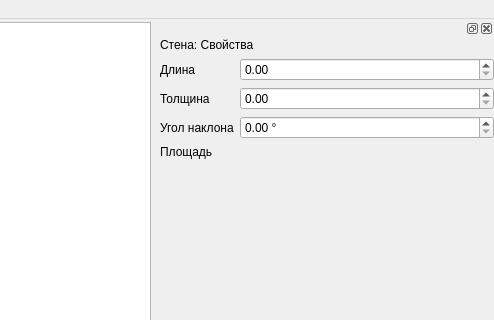
Qt form editorwindow.ui (Dimand04/dp_isaeva) before a commit; both pictures show x 786 to 1280 and y 0 to 320 of the 1280 by 720 pixel window.
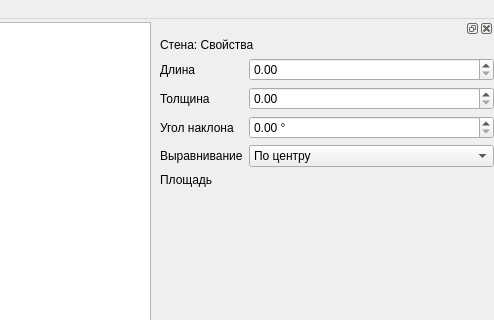
The same form after that commit. The open tabs and pages were chosen to show the change. Custom widgets are drawn as their Qt base class.

The edit to the form file:
```diff
--- a/editorwindow.ui
+++ b/editorwindow.ui
@@ -465,20 +465,46 @@
            </property>
           </widget>
          </item>
-         <item row="4" column="0">
+         <item row="5" column="0">
           <widget class="QLabel" name="label_20">
            <property name="text">
             <string>Площадь</string>
            </property>
           </widget>
          </item>
-         <item row="4" column="1">
+         <item row="5" column="1">
           <widget class="QLabel" name="lbl_wall_area">
            <property name="text">
             <string/>
            </property>
           </widget>
          </item>
+         <item row="4" column="0">
+          <widget class="QLabel" name="label_23">
+           <property name="text">
+            <string>Выравнивание</string>
+           </property>
+          </widget>
+         </item>
+         <item row="4" column="1">
+          <widget class="QComboBox" name="cb_wall_alignment">
+           <item>
+            <property name="text">
+             <string>По центру</string>
+            </property>
+           </item>
+           <item>
+            <property name="text">
+             <string>По левому краю</string>
+            </property>
+           </item>
+           <item>
+            <property name="text">
+             <string>По правому краю</string>
+            </property>
+           </item>
+          </widget>
+         </item>
         </layout>
        </widget>
        <widget class="QWidget" name="page_4">
```
Left out of the diff: 2 changed lines with no effect on the pictures.
